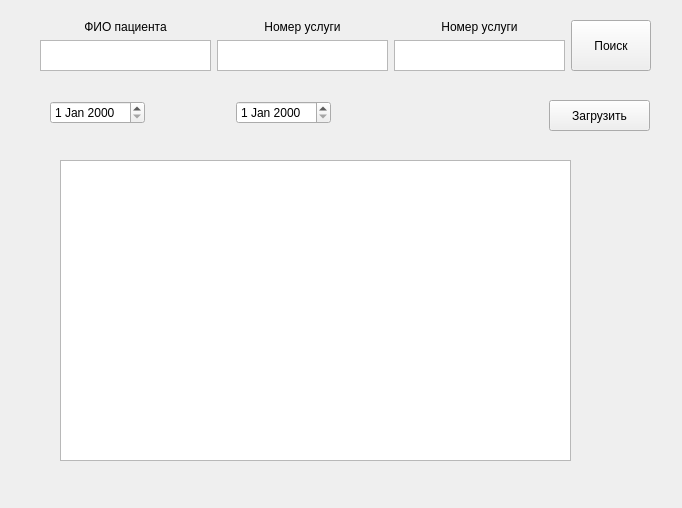
Before: the Qt Designer form querytableform.ui in neodiz/dcmviewer, drawn with Qt 5.
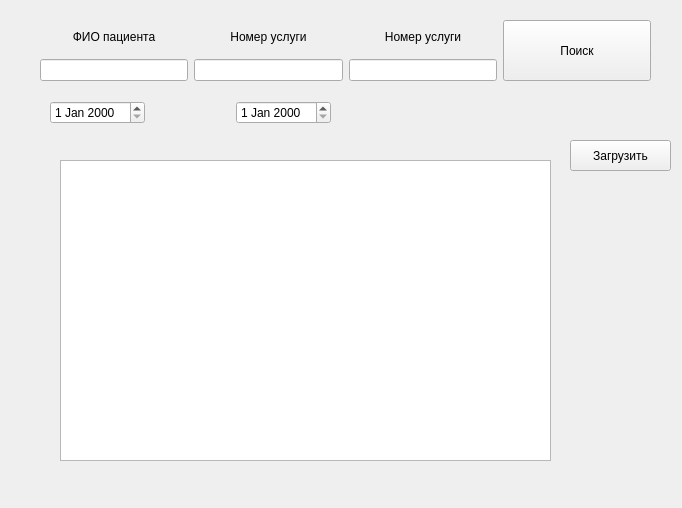
After: the same form once the commit is applied.

What changed in the file:
```diff
--- a/querytableform.ui
+++ b/querytableform.ui
@@ -18,7 +18,7 @@
     <rect>
      <x>60</x>
      <y>160</y>
-     <width>511</width>
+     <width>491</width>
      <height>301</height>
     </rect>
    </property>
@@ -60,7 +60,7 @@
      <x>40</x>
      <y>20</y>
      <width>611</width>
-     <height>51</height>
+     <height>61</height>
     </rect>
    </property>
    <layout class="QHBoxLayout" name="horizontalLayout_2">
@@ -77,7 +77,7 @@
        </widget>
       </item>
       <item>
-       <widget class="QTextEdit" name="textEdit"/>
+       <widget class="QLineEdit" name="searchLinePatientName"/>
       </item>
      </layout>
     </item>
@@ -94,7 +94,7 @@
        </widget>
       </item>
       <item>
-       <widget class="QTextEdit" name="textEdit_2"/>
+       <widget class="QLineEdit" name="searchLinePatientID"/>
       </item>
      </layout>
     </item>
@@ -111,7 +111,7 @@
        </widget>
       </item>
       <item>
-       <widget class="QTextEdit" name="textEdit_3"/>
+       <widget class="QLineEdit" name="searchLineAccessionNumber"/>
       </item>
      </layout>
     </item>
@@ -160,8 +160,8 @@
   <widget class="QPushButton" name="getPatientfromServer">
    <property name="geometry">
     <rect>
-     <x>549</x>
-     <y>100</y>
+     <x>570</x>
+     <y>140</y>
      <width>101</width>
      <height>31</height>
     </rect>
```
Left out of the diff: 2 changed lines with no effect on the pictures.
